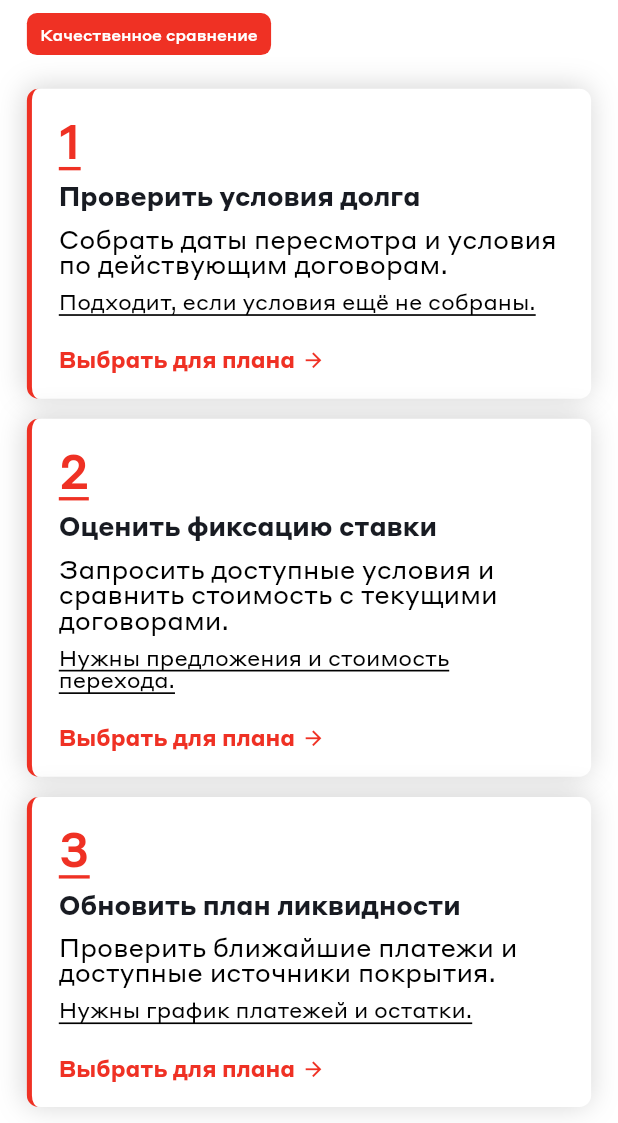
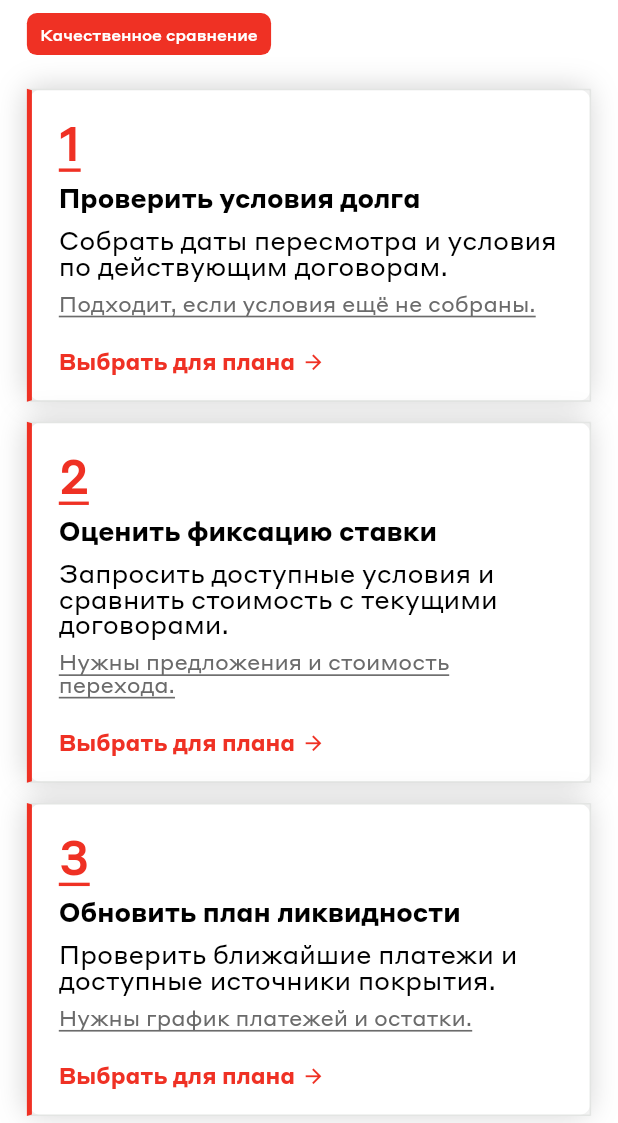
Before and after one commit to gadzhilaev/aspect, a Flutter app: the ActionPlanScreen screen opened directly with empty values, on a phone screen of 412 x 824 dp, the part 113-1236 px from its top. Run offline on Flutter 3.47's test engine with Material 3 defaults, Android fonts, the phone set to English and light mode, and no system bars; our stand-ins replace flutter_svg, permission_handler, shared_preferences; accounts and stored records are empty.

Commit message:
Fix dark-mode contrast on main flow screens.
Use theme-aware colors for news detail, action plan, bank material, conclusion basis, and confirm plan.

```diff
--- a/lib/screens/main/action_plan_screen.dart
+++ b/lib/screens/main/action_plan_screen.dart
@@ -140,7 +140,7 @@ class ActionPlanScreen extends StatelessWidget {
                             softWrap: false,
                             style: AppTypography.medium(
                               9.4 * s,
-                              color: AppColors.surface,
+                              color: AppColors.onBrand,
                             ),
                           ),
                         ),
@@ -189,20 +189,24 @@ class _ActionCard extends StatelessWidget {
   @override
   Widget build(BuildContext context) {
     final s = context.scale;
-    const titleColor = Color.fromRGBO(24, 27, 34, 1);
 
     return Container(
       width: double.infinity,
       padding: EdgeInsets.all(16 * s),
       decoration: BoxDecoration(
-        color: AppColors.surface,
+        color: AppColors.card,
         borderRadius: BorderRadius.circular(7 * s),
         border: Border(
           left: BorderSide(color: AppColors.brandRed, width: 3 * s),
+          top: BorderSide(color: AppColors.border),
+          right: BorderSide(color: AppColors.border),
+          bottom: BorderSide(color: AppColors.border),
         ),
         boxShadow: [
           BoxShadow(
-            color: Colors.black.withValues(alpha: 0.17),
+            color: Colors.black.withValues(
+              alpha: AppColors.isDark ? 0.35 : 0.17,
+            ),
             offset: Offset(-1 * s, -1 * s),
             blurRadius: 14.2 * s,
           ),
@@ -220,13 +224,13 @@ class _ActionCard extends StatelessWidget {
                   textAlign: TextAlign.center,
                   style: AppTypography.medium(
                     28.37 * s,
-                    color: AppColors.brandRed,
+                    color: AppColors.brandRedBright,
                   ),
                 ),
                 SizedBox(height: 2 * s),
                 Container(
                   height: 2 * s,
-                  color: AppColors.brandRed,
+                  color: AppColors.brandRedBright,
                 ),
               ],
             ),
@@ -234,19 +238,25 @@ class _ActionCard extends StatelessWidget {
           SizedBox(height: 8 * s),
           Text(
             title,
-            style: AppTypography.bold(15.13 * s, color: titleColor),
+            style: AppTypography.bold(15.13 * s, color: AppColors.textPrimary),
           ),
           SizedBox(height: 10 * s),
           Text(
             body,
-            style: AppTypography.regular(15.13 * s, color: Colors.black),
+            style: AppTypography.regular(
+              15.13 * s,
+              color: AppColors.textPrimary,
+            ),
           ),
           SizedBox(height: 8 * s),
           Text(
             note,
-            style: AppTypography.regular(13 * s, color: Colors.black).copyWith(
+            style: AppTypography.regular(
+              13 * s,
+              color: AppColors.textSecondary,
+            ).copyWith(
               decoration: TextDecoration.underline,
-              decorationColor: Colors.black,
+              decorationColor: AppColors.textSecondary,
               decorationStyle: TextDecorationStyle.solid,
             ),
           ),
@@ -262,14 +272,14 @@ class _ActionCard extends StatelessWidget {
                   selectLabel,
                   style: AppTypography.bold(
                     13 * s,
-                    color: AppColors.brandRed,
+                    color: AppColors.brandRedBright,
                   ),
                 ),
                 SizedBox(width: 4 * s),
                 Icon(
                   Icons.arrow_forward,
                   size: 14 * s,
-                  color: AppColors.brandRed,
+                  color: AppColors.brandRedBright,
                 ),
               ],
             ),
--- a/lib/theme/app_colors.dart
+++ b/lib/theme/app_colors.dart
@@ -21,6 +21,16 @@ abstract final class AppColors {
 
   /// Акцент: в dark — приглушённый, в light — #EF3124.
   static Color get brandRed => isDark ? brandRedDark : brandRedLight;
+
+  /// Текст/иконки на заливке brandRed — всегда белый (surface в dark тёмный).
+  static const onBrand = Color(0xFFFFFFFF);
+
+  /// Ссылки и подписи brand в dark — ярче заливки, иначе сливаются с фоном.
+  static Color get brandRedBright =>
+      isDark ? const Color(0xFFFF7A70) : brandRedLight;
+
+  /// Карточки на экране: в dark — raised, иначе белый surface.
+  static Color get card => isDark ? surfaceRaised : surface;
 
   /// Плитки контекста компании.
   static Color get tileRed => brandRed;
```
Also changed, not shown: lib/screens/main/bank_material_screen.dart (+16 -13 lines), lib/screens/main/conclusion_basis_screen.dart (+10 -9 lines), lib/screens/main/confirm_plan_screen.dart (+10 -13 lines), lib/screens/main/news_detail_screen.dart (+32 -16 lines).
